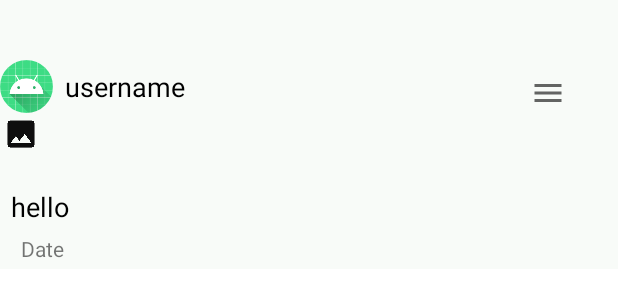
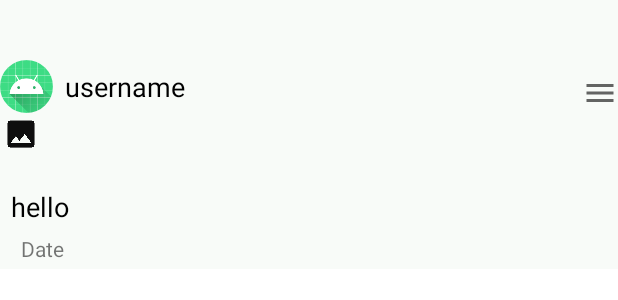
Before and after one commit to jtclapp/Jabber, an Android app: the layout post_item.xml on its own in the app's theme, with its tools: preview values and no code run, on a phone screen of 412 x 824 dp. Shown: the top 300 px of the screen. Run offline under Robolectric (Android 15) with nearby library versions, the phone set to English and light mode, and no system bars.

Commit message:
Layout Changes

```diff
--- a/app/src/main/java/com/modify/jabber/CreatingPostActivity.java
+++ b/app/src/main/java/com/modify/jabber/CreatingPostActivity.java
@@ -140,7 +140,7 @@ public class CreatingPostActivity extends AppCompatActivity {
                     databaseReference.child("Posts").push().setValue(hashMap);
                     ProfileFragment fragment = new ProfileFragment();
                     FragmentTransaction fragmentTransaction = getSupportFragmentManager().beginTransaction();
-                    fragmentTransaction.add(R.id.CreatingPostActivity,fragment);
+                    fragmentTransaction.replace(R.id.CreatingPostActivity,fragment);
                     fragmentTransaction.commit();
                 }
             }
--- a/app/src/main/res/layout/activity_creating_post.xml
+++ b/app/src/main/res/layout/activity_creating_post.xml
@@ -7,11 +7,6 @@
     android:background="#f8fbf8"
     tools:context=".CreatingPostActivity"
     android:id="@+id/CreatingPostActivity">
-
-    <com.google.android.material.appbar.AppBarLayout
-        android:id="@+id/bar_layout2"
-        android:layout_width="match_parent"
-        android:layout_height="wrap_content">
 
         <androidx.appcompat.widget.Toolbar
             android:id="@+id/toolbar3"
@@ -36,7 +31,6 @@
                 android:layout_marginStart="25dp" />
 
         </androidx.appcompat.widget.Toolbar>
-    </com.google.android.material.appbar.AppBarLayout>
 
     <TextView
         android:id="@+id/postSpacing"
--- a/app/src/main/res/layout/chat_item_left.xml
+++ b/app/src/main/res/layout/chat_item_left.xml
@@ -1,5 +1,4 @@
 <?xml version="1.0" encoding="utf-8"?>
-
 <RelativeLayout
     xmlns:android="http://schemas.android.com/apk/res/android"
     android:layout_width="300dp"
--- a/app/src/main/res/layout/post_item.xml
+++ b/app/src/main/res/layout/post_item.xml
@@ -32,10 +32,9 @@
     <ImageView
         android:layout_width="wrap_content"
         android:layout_height="wrap_content"
-        android:layout_marginStart="230dp"
+        android:layout_alignParentEnd="true"
         android:paddingTop="10dp"
         android:layout_below="@+id/spacing"
-        android:layout_toEndOf="@id/YourUsername"
         android:adjustViewBounds="true"
         android:id="@+id/postMenu"
         android:src="@drawable/postmenu" />
```
